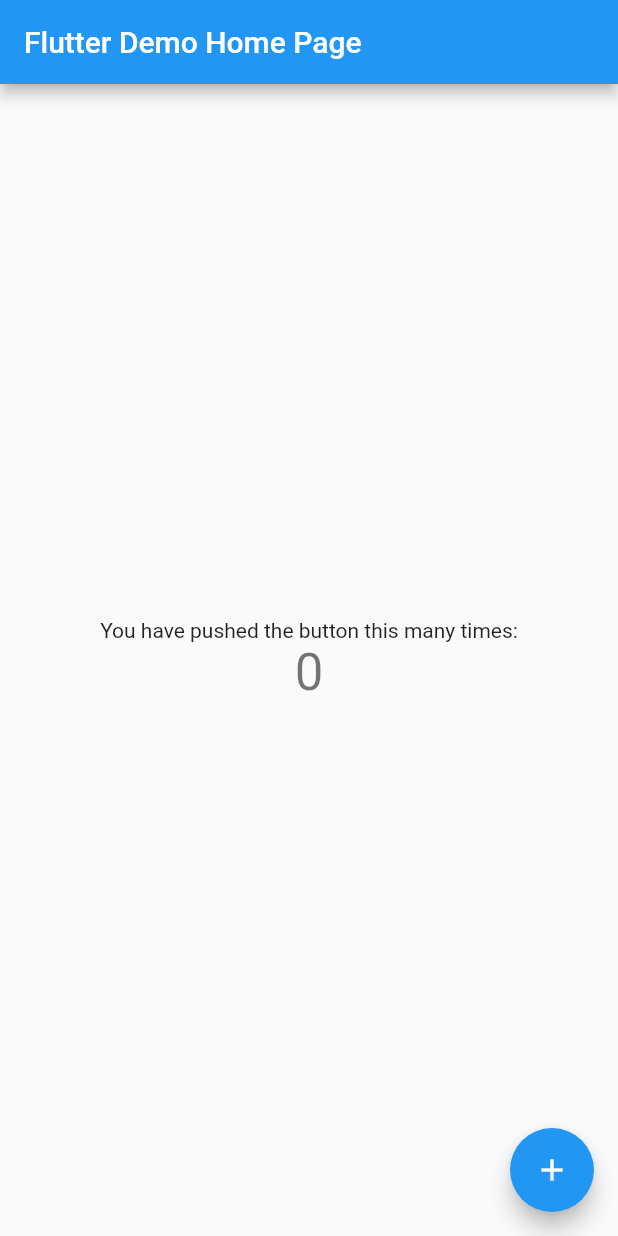
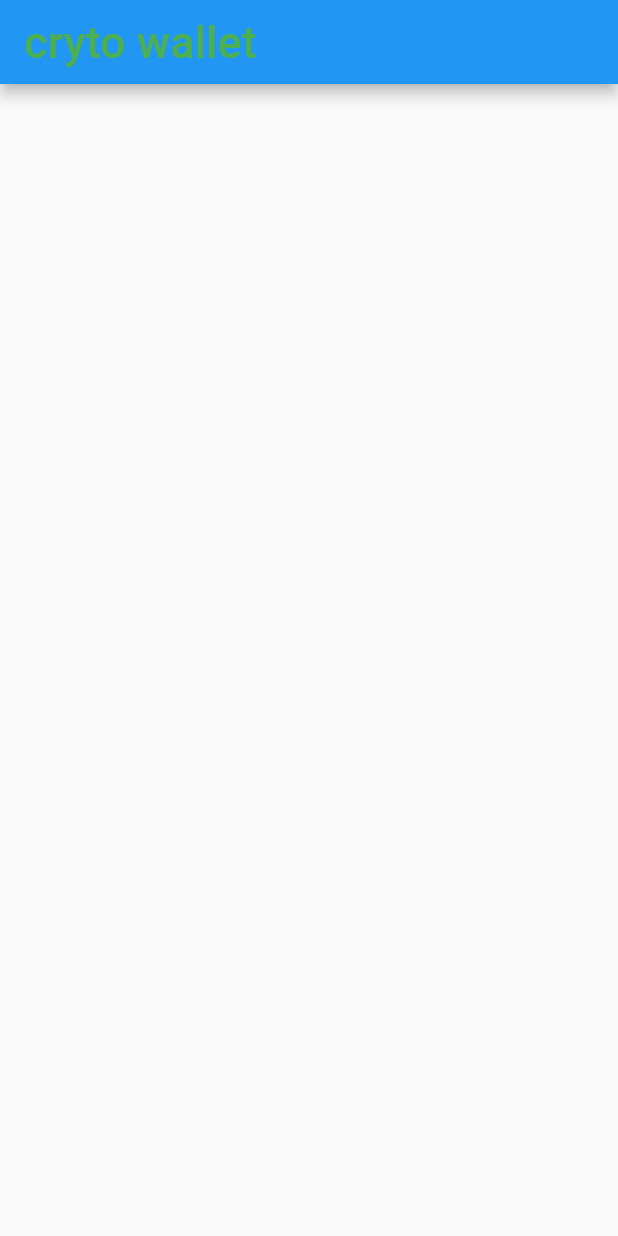
Before and after one commit to baffoatta/Flutter-cryto-wallet, a Flutter app: the screen it shows after launch, on a phone screen of 412 x 824 dp. Run offline on Flutter 3.47's test engine with Material 2 defaults, Android fonts, the phone set to English and light mode, and no system bars.

Commit message:
second commit

```diff
--- /dev/null
+++ b/lib/homepage.dart
@@ -0,0 +1,17 @@
+import 'package:flutter/material.dart';
+
+class MyHomePage extends StatelessWidget {
+  const MyHomePage({Key? key}) : super(key: key);
+
+  @override
+  Widget build(BuildContext context) {
+    return Scaffold(
+      appBar: AppBar(
+        title: Text(
+          "cryto wallet",
+          style: TextStyle(fontSize: 30, color: Colors.green),
+        ),
+      ),
+    );
+  }
+}
--- a/lib/main.dart
+++ b/lib/main.dart
@@ -1,4 +1,5 @@
 import 'package:flutter/material.dart';
+import 'homepage.dart';
 
 void main() {
   runApp(MyApp());
@@ -11,103 +12,9 @@ class MyApp extends StatelessWidget {
     return MaterialApp(
       title: 'Flutter Demo',
       theme: ThemeData(
-        // This is the theme of your application.
-        //
-        // Try running your application with "flutter run". You'll see the
-        // application has a blue toolbar. Then, without quitting the app, try
-        // changing the primarySwatch below to Colors.green and then invoke
-        // "hot reload" (press "r" in the console where you ran "flutter run",
-        // or simply save your changes to "hot reload" in a Flutter IDE).
-        // Notice that the counter didn't reset back to zero; the application
-        // is not restarted.
         primarySwatch: Colors.blue,
       ),
-      home: MyHomePage(title: 'Flutter Demo Home Page'),
+      home: MyHomePage(),
     );
   }
 }
-
-class MyHomePage extends StatefulWidget {
-  MyHomePage({Key? key, required this.title}) : super(key: key);
-
-  // This widget is the home page of your application. It is stateful, meaning
-  // that it has a State object (defined below) that contains fields that affect
-  // how it looks.
-
-  // This class is the configuration for the state. It holds the values (in this
-  // case the title) provided by the parent (in this case the App widget) and
-  // used by the build method of the State. Fields in a Widget subclass are
-  // always marked "final".
-
-  final String title;
-
-  @override
-  _MyHomePageState createState() => _MyHomePageState();
-}
-
-class _MyHomePageState extends State<MyHomePage> {
-  int _counter = 0;
-
-  void _incrementCounter() {
-    setState(() {
-      // This call to setState tells the Flutter framework that something has
-      // changed in this State, which causes it to rerun the build method below
-      // so that the display can reflect the updated values. If we changed
-      // _counter without calling setState(), then the build method would not be
-      // called again, and so nothing would appear to happen.
-      _counter++;
-    });
-  }
-
-  @override
-  Widget build(BuildContext context) {
-    // This method is rerun every time setState is called, for instance as done
-    // by the _incrementCounter method above.
-    //
-    // The Flutter framework has been optimized to make rerunning build methods
-    // fast, so that you can just rebuild anything that needs updating rather
-    // than having to individually change instances of widgets.
-    return Scaffold(
-      appBar: AppBar(
-        // Here we take the value from the MyHomePage object that was created by
-        // the App.build method, and use it to set our appbar title.
-        title: Text(widget.title),
-      ),
-      body: Center(
-        // Center is a layout widget. It takes a single child and positions it
-        // in the middle of the parent.
-        child: Column(
-          // Column is also a layout widget. It takes a list of children and
-          // arranges them vertically. By default, it sizes itself to fit its
-          // children horizontally, and tries to be as tall as its parent.
-          //
-          // Invoke "debug painting" (press "p" in the console, choose the
-          // "Toggle Debug Paint" action from the Flutter Inspector in Android
-          // Studio, or the "Toggle Debug Paint" command in Visual Studio Code)
-          // to see the wireframe for each widget.
-          //
-          // Column has various properties to control how it sizes itself and
-          // how it positions its children. Here we use mainAxisAlignment to
-          // center the children vertically; the main axis here is the vertical
-          // axis because Columns are vertical (the cross axis would be
-          // horizontal).
-          mainAxisAlignment: MainAxisAlignment.center,
-          children: <Widget>[
-            Text(
-              'You have pushed the button this many times:',
-            ),
-            Text(
-              '$_counter',
-              style: Theme.of(context).textTheme.headline4,
-            ),
-          ],
-        ),
-      ),
-      floatingActionButton: FloatingActionButton(
-        onPressed: _incrementCounter,
-        tooltip: 'Increment',
-        child: Icon(Icons.add),
-      ), // This trailing comma makes auto-formatting nicer for build methods.
-    );
-  }
-}
```
